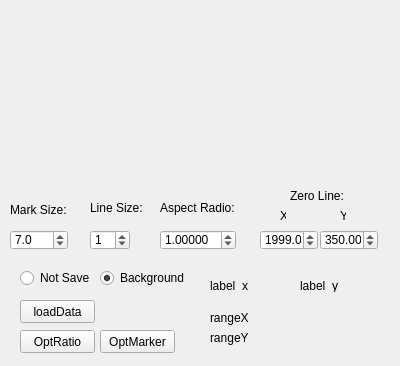
Qt form form.ui (fubo1106/LineChart) before a commit.
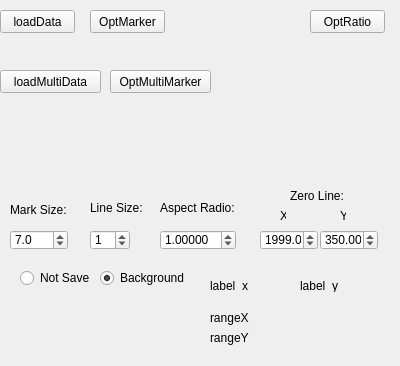
The same form after that commit.

The edit to the form file:
```diff
--- a/form.ui
+++ b/form.ui
@@ -151,8 +151,8 @@
   <widget class="QPushButton" name="btn_read">
    <property name="geometry">
     <rect>
-     <x>20</x>
-     <y>300</y>
+     <x>0</x>
+     <y>10</y>
      <width>75</width>
      <height>23</height>
     </rect>
@@ -267,8 +267,8 @@
   <widget class="QPushButton" name="btn_opt_marker">
    <property name="geometry">
     <rect>
-     <x>100</x>
-     <y>330</y>
+     <x>90</x>
+     <y>10</y>
      <width>75</width>
      <height>23</height>
     </rect>
@@ -296,8 +296,8 @@
   <widget class="QPushButton" name="btn_opt_ratio">
    <property name="geometry">
     <rect>
-     <x>20</x>
-     <y>330</y>
+     <x>310</x>
+     <y>10</y>
      <width>75</width>
      <height>23</height>
     </rect>
@@ -306,6 +306,32 @@
     <string>OptRatio</string>
    </property>
   </widget>
+  <widget class="QPushButton" name="btn_read_multi">
+   <property name="geometry">
+    <rect>
+     <x>0</x>
+     <y>70</y>
+     <width>101</width>
+     <height>23</height>
+    </rect>
+   </property>
+   <property name="text">
+    <string>loadMultiData</string>
+   </property>
+  </widget>
+  <widget class="QPushButton" name="btn_opt_multimarker">
+   <property name="geometry">
+    <rect>
+     <x>110</x>
+     <y>70</y>
+     <width>101</width>
+     <height>23</height>
+    </rect>
+   </property>
+   <property name="text">
+    <string>OptMultiMarker</string>
+   </property>
+  </widget>
  </widget>
  <resources/>
  <connections/>
```
